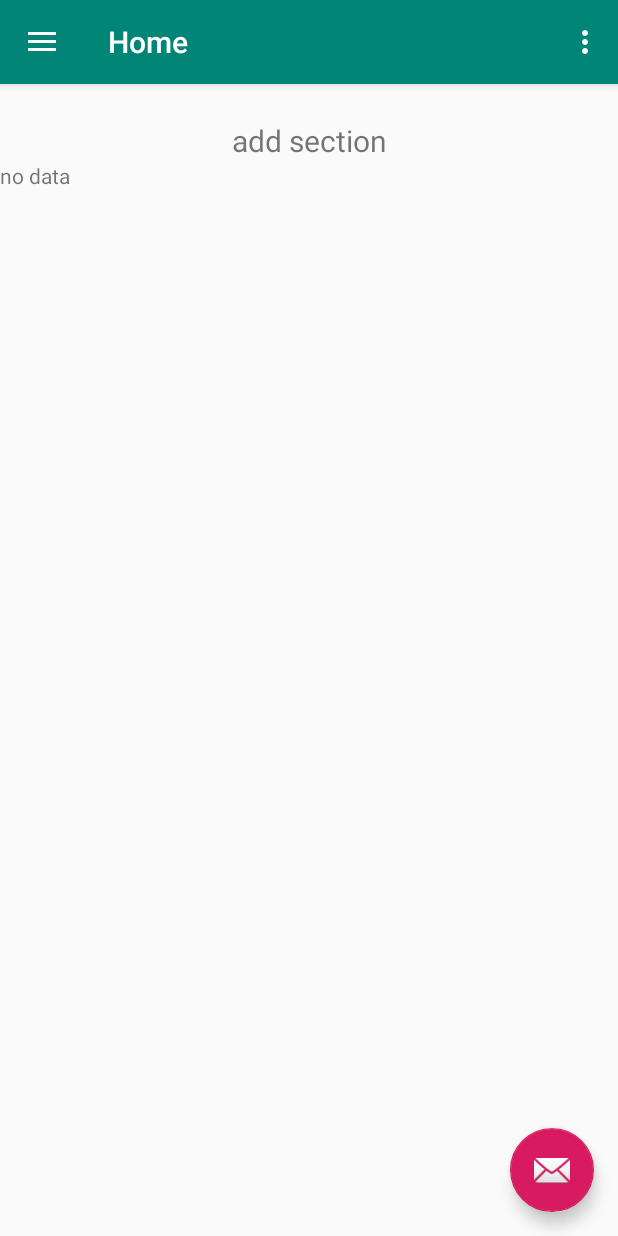
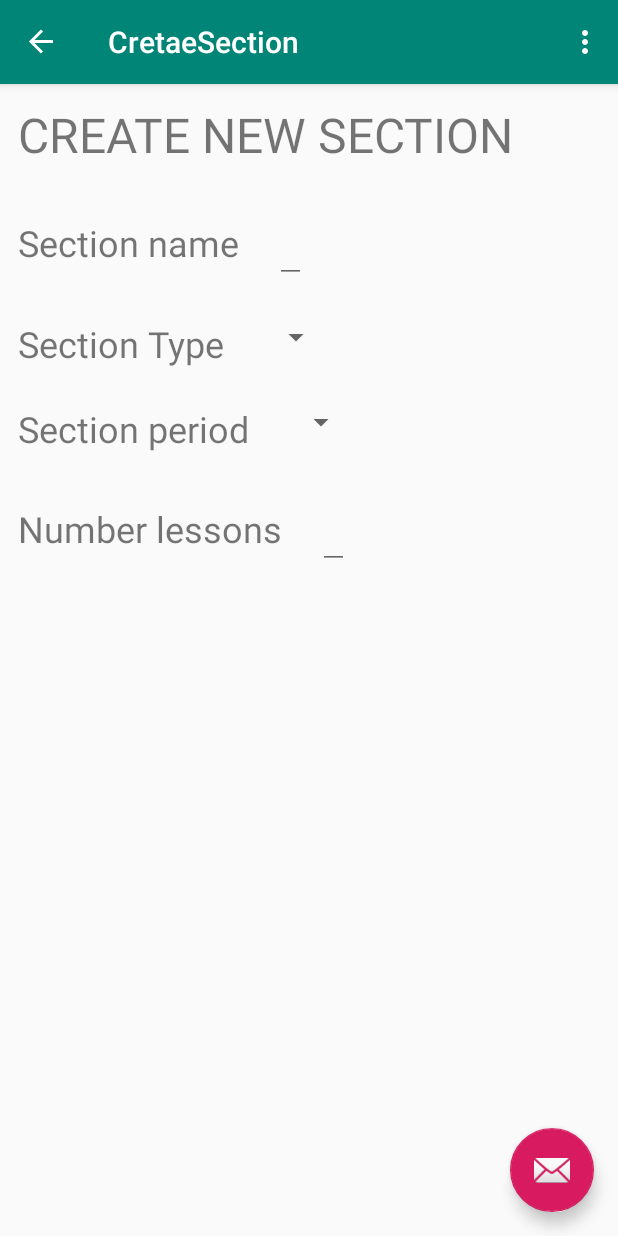
Before and after one commit to since85stas/SchedulerMonth, an Android app: the screen it shows after launch (MainActivity), after a tap on "add section", on a phone screen of 412 x 824 dp. Run offline under Robolectric (Android 15) with nearby library versions, the phone set to English and light mode, and no system bars; our stand-ins replace Room's generated code, navigation-ui.

Commit message:
adding navigation controller

```diff
--- a/app/build.gradle
+++ b/app/build.gradle
@@ -6,7 +6,7 @@ apply plugin: 'kotlin-android-extensions'
 
 apply plugin: 'kotlin-kapt'
 
-//apply plugin: 'androidx.navigation.safeargs'
+apply plugin: 'androidx.navigation.safeargs'
 
 android {
     compileSdkVersion 29
--- /dev/null
+++ b/app/src/main/java/stas/batura/schedulermonth/ui/SectionCreateFragmnet.kt
@@ -0,0 +1,20 @@
+package stas.batura.schedulermonth.ui
+
+import android.os.Bundle
+import android.view.LayoutInflater
+import android.view.View
+import android.view.ViewGroup
+import androidx.fragment.app.Fragment
+import stas.batura.schedulermonth.R
+
+class SectionCreateFragmnet : Fragment () {
+
+    override fun onCreateView(
+        inflater: LayoutInflater,
+        container: ViewGroup?,
+        savedInstanceState: Bundle?
+    ): View? {
+        val root = inflater.inflate(R.layout.create_section_dialog, container, false)
+        return root
+    }
+}
--- a/app/src/main/java/stas/batura/schedulermonth/ui/dialogs/CreateSectionDialog.kt
+++ b/app/src/main/java/stas/batura/schedulermonth/ui/create/CreateSectionFragment.kt
@@ -1,7 +1,6 @@
-package stas.batura.schedulermonth.ui.dialogs
+package stas.batura.schedulermonth.ui.create
 
 import android.app.AlertDialog
-import android.app.Application
 import android.app.Dialog
 import android.os.Bundle
 import androidx.fragment.app.DialogFragment
@@ -10,7 +9,7 @@ import stas.batura.schedulermonth.repository.Repository
 import stas.batura.schedulermonth.repository.room.LessonsDatabase
 import stas.batura.schedulermonth.repository.room.LessonsDatabaseDao
 
-class CreateSectionDialog () : DialogFragment () {
+class CreateSectionFragment () : DialogFragment () {
 
     lateinit var repository : Repository
 
--- /dev/null
+++ b/app/src/main/java/stas/batura/schedulermonth/ui/create/CreateSectionViewModel.kt
@@ -0,0 +1,6 @@
+package stas.batura.schedulermonth.ui.create
+
+import androidx.lifecycle.ViewModel
+
+class CreateSectionViewModel : ViewModel() {
+}
--- a/app/src/main/java/stas/batura/schedulermonth/ui/home/HomeFragment.kt
+++ b/app/src/main/java/stas/batura/schedulermonth/ui/home/HomeFragment.kt
@@ -9,11 +9,11 @@ import androidx.databinding.DataBindingUtil
 import androidx.fragment.app.Fragment
 import androidx.lifecycle.Observer
 import androidx.lifecycle.ViewModelProviders
+import androidx.navigation.fragment.findNavController
 import kotlinx.android.synthetic.main.fragment_home.*
 import stas.batura.schedulermonth.R
 import stas.batura.schedulermonth.repository.room.LessonsDatabase
 import stas.batura.schedulermonth.databinding.FragmentHomeBinding
-import stas.batura.schedulermonth.ui.dialogs.CreateSectionDialog
 
 class HomeFragment : Fragment() {
 
@@ -50,10 +50,9 @@ class HomeFragment : Fragment() {
         // наблюдаем за создание новой секции
         homeViewModel.openSectionCreateDialog.observe(viewLifecycleOwner, Observer {
             if (it) {
-                val dialog : CreateSectionDialog = CreateSectionDialog()
+                this.findNavController().navigate(HomeFragmentDirections.openCreate())
             }
         })
-
 
         return bindings.root
     }
--- a/app/src/main/res/layout/create_section_dialog.xml
+++ b/app/src/main/res/layout/create_section_dialog.xml
@@ -4,5 +4,85 @@
     android:layout_width="match_parent"
     android:layout_height="match_parent">
 
+    <TextView
+        android:layout_width="wrap_content"
+        android:layout_height="wrap_content"
+        android:text="Create new section"
+        style="@style/TitleStyle"
+        />
+
+    <LinearLayout
+        android:layout_width="match_parent"
+        android:layout_height="wrap_content"
+        android:orientation="horizontal"
+        android:layout_gravity="center">
+        <TextView
+            android:layout_width="wrap_content"
+            android:layout_height="wrap_content"
+            style="@style/BasicTextStyle"
+            android:text="Section name"/>
+        <EditText
+            android:id="@+id/section_name"
+            android:layout_width="wrap_content"
+            android:layout_height="wrap_content"
+            style="@style/BasicTextStyle"/>
+    </LinearLayout>
+
+    <LinearLayout
+        android:layout_width="match_parent"
+        android:layout_height="wrap_content"
+        android:orientation="horizontal"
+        android:layout_gravity="center">
+        <TextView
+            android:layout_width="wrap_content"
+            android:layout_height="wrap_content"
+            style="@style/BasicTextStyle"
+            android:text="Section Type"
+            />
+        <Spinner
+            android:id="@+id/section_type"
+            android:layout_width="wrap_content"
+            android:layout_height="wrap_content"
+            style="@style/BasicTextStyle"
+            />
+    </LinearLayout>
+
+    <LinearLayout
+        android:layout_width="match_parent"
+        android:layout_height="wrap_content"
+        android:orientation="horizontal"
+        android:layout_gravity="center">
+        <TextView
+            android:layout_width="wrap_content"
+            android:layout_height="wrap_content"
+            style="@style/BasicTextStyle"
+            android:text="Section period"
+            />
+        <Spinner
+            android:id="@+id/section_period"
+            android:layout_width="wrap_content"
+            android:layout_height="wrap_content"
+            style="@style/BasicTextStyle"
+            />
+    </LinearLayout>
+
+    <LinearLayout
+        android:layout_width="match_parent"
+        android:layout_height="wrap_content"
+        android:orientation="horizontal"
+        android:layout_gravity="center">
+        <TextView
+            android:layout_width="wrap_content"
+            android:layout_height="wrap_content"
+            style="@style/BasicTextStyle"
+            android:text="Number lessons"
+            />
+        <EditText
+            android:id="@+id/number_lessons"
+            android:layout_width="wrap_content"
+            android:layout_height="wrap_content"
+            style="@style/BasicTextStyle"
+            />
+    </LinearLayout>
 
 </LinearLayout>
--- a/app/src/main/res/navigation/mobile_navigation.xml
+++ b/app/src/main/res/navigation/mobile_navigation.xml
@@ -9,7 +9,17 @@
         android:id="@+id/nav_home"
         android:name="stas.batura.schedulermonth.ui.home.HomeFragment"
         android:label="@string/menu_home"
-        tools:layout="@layout/fragment_home" />
+        tools:layout="@layout/fragment_home">
+        <action
+            android:id="@+id/open_create"
+            app:destination="@id/nav_create_section" />
+    </fragment>
+
+    <fragment
+        android:id="@+id/nav_create_section"
+        android:name="stas.batura.schedulermonth.ui.SectionCreateFragmnet"
+        android:label="CretaeSection"
+        tools:layout="@layout/create_section_dialog" />
 
     <fragment
         android:id="@+id/nav_tools"
--- a/app/src/main/res/values/styles.xml
+++ b/app/src/main/res/values/styles.xml
@@ -17,4 +17,14 @@
 
     <style name="AppTheme.PopupOverlay" parent="ThemeOverlay.AppCompat.Light" />
 
+
+    <style name="BasicTextStyle" parent="">
+        <item name="android:layout_margin">12dp</item>
+        <item name="android:textSize">24sp</item>
+    </style>
+
+    <style name="TitleStyle" parent="BasicTextStyle">
+        <item name="android:textSize">32sp</item>
+        <item name="android:textAllCaps">true</item>
+    </style>
 </resources>
--- a/build.gradle
+++ b/build.gradle
@@ -25,6 +25,8 @@ buildscript {
     dependencies {
         classpath 'com.android.tools.build:gradle:3.5.2'
         classpath "org.jetbrains.kotlin:kotlin-gradle-plugin:$kotlin_version"
+        def nav_version = "2.3.0-alpha01"
+        classpath "androidx.navigation:navigation-safe-args-gradle-plugin:$nav_version"
         // NOTE: Do not place your application dependencies here; they belong
         // in the individual module build.gradle files
     }
```
